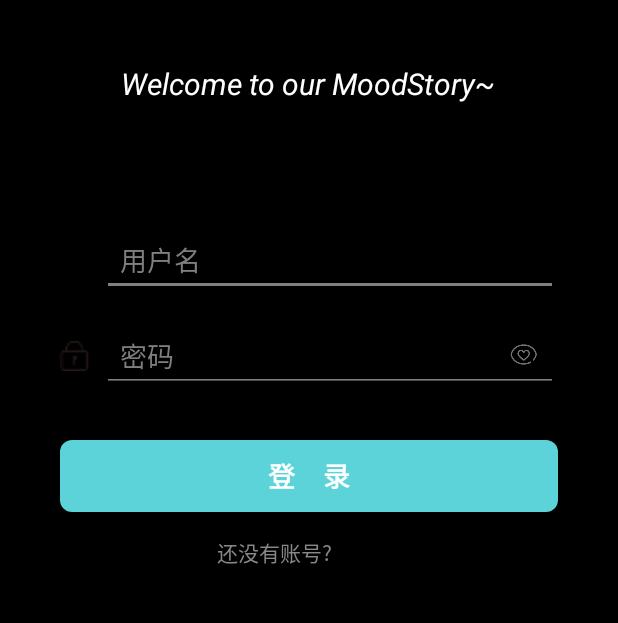
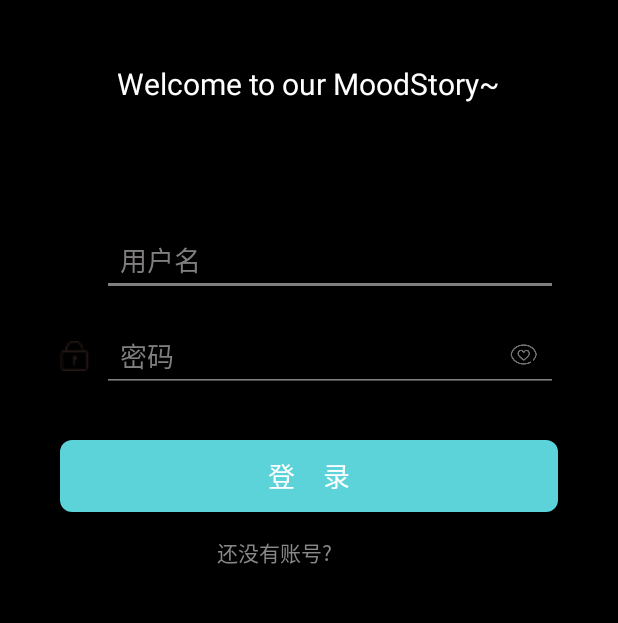
Before and after one commit to LINer710/EmotionManagement, an Android app: the screen it shows after launch (LoginActivity), on a phone screen of 412 x 824 dp, the part 240-863 px from its top. Run offline under Robolectric (Android 15) with nearby library versions, the phone set to English and light mode, and no system bars; Roboto replaces fonts that are not available here; 1 statement that could not run was skipped.

Commit message:
字体样式功能

```diff
--- /dev/null
+++ b/app/src/main/java/com/example/emotionmanagement/MyApp.java
@@ -0,0 +1,44 @@
+package com.example.emotionmanagement;
+
+import android.app.Application;
+import android.graphics.Typeface;
+
+import android.content.Context;
+import android.content.SharedPreferences;
+
+public class MyApp extends Application {
+    private static final String PREFS_NAME = "FontPrefs";
+    private static final String KEY_FONT_PATH = "fontPath";
+
+    private static Typeface customFont;
+    private static SharedPreferences preferences;
+    private static Context context; // Store context here
+
+    @Override
+    public void onCreate() {
+        super.onCreate();
+        context = getApplicationContext(); // Assign context
+        preferences = context.getSharedPreferences(PREFS_NAME, Context.MODE_PRIVATE);
+        loadCustomFont();
+    }
+
+    public static Typeface getCustomFont() {
+        return customFont;
+    }
+
+    public static void setCustomFont(String fontPath) {
+        customFont = Typeface.createFromAsset(context.getAssets(), fontPath);
+        saveCustomFont(fontPath);
+    }
+
+    private void loadCustomFont() {
+        String fontPath = preferences.getString(KEY_FONT_PATH, "fonts/yuanti.ttf");
+        customFont = Typeface.createFromAsset(context.getAssets(), fontPath); // Use stored context
+    }
+
+    private static void saveCustomFont(String fontPath) {
+        SharedPreferences.Editor editor = preferences.edit();
+        editor.putString(KEY_FONT_PATH, fontPath);
+        editor.apply();
+    }
+}
--- a/app/src/main/java/com/example/emotionmanagement/ui/login/RegisterActivity.java
+++ b/app/src/main/java/com/example/emotionmanagement/ui/login/RegisterActivity.java
@@ -43,6 +43,7 @@ public class RegisterActivity extends AppCompatActivity {
         super.onCreate(savedInstanceState);
         getWindow().setBackgroundDrawable(new ColorDrawable(ThemeManager.getInstance(getApplicationContext()).getCurrentThemeColor()));
         setContentView(R.layout.layout_register);
+        getWindow().setBackgroundDrawable(new ColorDrawable(ThemeManager.getInstance(getApplicationContext()).getCurrentThemeColor()));
         // 使状态栏透明
         if (Build.VERSION.SDK_INT >= Build.VERSION_CODES.LOLLIPOP) {
             Window window = getWindow();
--- /dev/null
+++ b/app/src/main/java/com/example/emotionmanagement/util/CustomButton.java
@@ -0,0 +1,33 @@
+package com.example.emotionmanagement.util;
+
+import android.content.Context;
+import android.graphics.Typeface;
+import android.util.AttributeSet;
+
+import androidx.appcompat.widget.AppCompatButton;
+
+import com.example.emotionmanagement.MyApp;
+
+public class CustomButton extends AppCompatButton {
+
+    public CustomButton(Context context) {
+        super(context);
+        init();
+    }
+
+    public CustomButton(Context context, AttributeSet attrs) {
+        super(context, attrs);
+        init();
+    }
+
+    public CustomButton(Context context, AttributeSet attrs, int defStyleAttr) {
+        super(context, attrs, defStyleAttr);
+        init();
+    }
+
+    private void init() {
+        // 获取全局字体样式并应用到 Button
+        Typeface customFont = MyApp.getCustomFont();
+        setTypeface(customFont);
+    }
+}
--- /dev/null
+++ b/app/src/main/java/com/example/emotionmanagement/util/CustomEditText.java
@@ -0,0 +1,33 @@
+package com.example.emotionmanagement.util;
+
+import android.content.Context;
+import android.graphics.Typeface;
+import android.util.AttributeSet;
+
+import androidx.appcompat.widget.AppCompatEditText;
+
+import com.example.emotionmanagement.MyApp;
+
+public class CustomEditText extends AppCompatEditText {
+
+    public CustomEditText(Context context) {
+        super(context);
+        init();
+    }
+
+    public CustomEditText(Context context, AttributeSet attrs) {
+        super(context, attrs);
+        init();
+    }
+
+    public CustomEditText(Context context, AttributeSet attrs, int defStyleAttr) {
+        super(context, attrs, defStyleAttr);
+        init();
+    }
+
+    private void init() {
+        // 获取全局字体样式并应用到 EditText
+        Typeface customFont = MyApp.getCustomFont();
+        setTypeface(customFont);
+    }
+}
--- /dev/null
+++ b/app/src/main/java/com/example/emotionmanagement/util/CustomTextView.java
@@ -0,0 +1,33 @@
+package com.example.emotionmanagement.util;
+
+import android.content.Context;
+import android.graphics.Typeface;
+import android.util.AttributeSet;
+
+import androidx.appcompat.widget.AppCompatTextView;
+
+import com.example.emotionmanagement.MyApp;
+
+public class CustomTextView extends AppCompatTextView {
+
+    public CustomTextView(Context context) {
+        super(context);
+        init();
+    }
+
+    public CustomTextView(Context context, AttributeSet attrs) {
+        super(context, attrs);
+        init();
+    }
+
+    public CustomTextView(Context context, AttributeSet attrs, int defStyleAttr) {
+        super(context, attrs, defStyleAttr);
+        init();
+    }
+
+    private void init() {
+        // 获取全局字体样式并应用到 TextView
+        Typeface customFont = MyApp.getCustomFont();
+        setTypeface(customFont);
+    }
+}
--- a/app/src/main/res/layout/activity_theme.xml
+++ b/app/src/main/res/layout/activity_theme.xml
@@ -3,7 +3,7 @@
     android:layout_height="match_parent"
     android:paddingTop="54dp">
 
-    <TextView
+    <com.example.emotionmanagement.util.CustomTextView
         android:id="@+id/textViewPrompt"
         android:layout_width="wrap_content"
         android:layout_height="wrap_content"
@@ -19,9 +19,9 @@
         android:id="@+id/linearLayoutColors"
         android:layout_width="match_parent"
         android:layout_height="wrap_content"
+        android:layout_below="@+id/textViewPrompt"
         android:layout_marginHorizontal="16dp"
         android:layout_marginTop="30dp"
-        android:layout_below="@+id/textViewPrompt"
         android:background="@drawable/rounded_background"
         android:orientation="vertical" />
 
--- a/app/src/main/res/layout/dialog_change_nickname.xml
+++ b/app/src/main/res/layout/dialog_change_nickname.xml
@@ -5,7 +5,7 @@
     android:orientation="vertical"
     android:padding="20dp">
 
-    <TextView
+    <com.example.emotionmanagement.util.CustomTextView
         android:layout_width="wrap_content"
         android:layout_height="wrap_content"
         android:text="请输入新的昵称："
@@ -13,7 +13,7 @@
         android:textColor="@android:color/black"
         android:layout_marginBottom="10dp"/>
 
-    <EditText
+    <com.example.emotionmanagement.util.CustomEditText
         android:id="@+id/input_nickname"
         android:layout_width="match_parent"
         android:layout_height="wrap_content"
--- a/app/src/main/res/layout/layout_login.xml
+++ b/app/src/main/res/layout/layout_login.xml
@@ -15,7 +15,7 @@
         android:layout_marginBottom="32dp"
         android:src="@drawable/img_logo" />
 
-    <TextView
+    <com.example.emotionmanagement.util.CustomTextView
         android:id="@+id/textViewDescription"
         android:layout_width="wrap_content"
         android:layout_height="wrap_content"
@@ -42,7 +42,7 @@
             android:layout_height="20dp"
             android:src="@drawable/ic_username" />
 
-        <EditText
+        <com.example.emotionmanagement.util.CustomEditText
             android:id="@+id/editTextUsername"
             android:layout_width="0dp"
             android:layout_height="wrap_content"
@@ -74,7 +74,7 @@
             android:src="@drawable/ic_password" />
 
 
-        <EditText
+        <com.example.emotionmanagement.util.CustomEditText
             android:id="@+id/editTextPassword"
             android:layout_width="0dp"
             android:layout_height="wrap_content"
@@ -92,7 +92,7 @@
 
     </LinearLayout>
 
-    <android.widget.Button
+    <com.example.emotionmanagement.util.CustomButton
         android:id="@+id/buttonLogin"
         android:layout_width="match_parent"
         android:layout_height="wrap_content"
@@ -104,7 +104,7 @@
         android:textSize="18sp"
         android:textStyle="bold" />
 
-    <TextView
+    <com.example.emotionmanagement.util.CustomTextView
         android:id="@+id/textViewRegister"
         android:layout_width="wrap_content"
         android:layout_height="wrap_content"
```
Also changed, not shown: app/src/main/AndroidManifest.xml (+7 -4 lines), app/src/main/java/com/example/emotionmanagement/ui/main/fragment/PersonalCenterFragment.java (+63 -7 lines), app/src/main/res/layout/activity_change_password.xml (+4 -4 lines), app/src/main/res/layout/fragment_personal_center.xml (+10 -10 lines), app/src/main/res/layout/layout_register.xml (+5 -5 lines), app/src/main/res/menu/font_size_menu.xml (added, +22 -0 lines), 6 other files.
